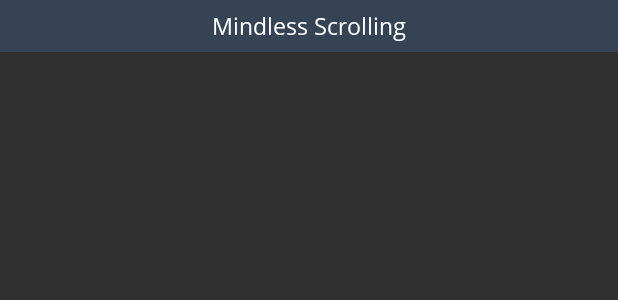
After one commit to peyyalaamala/POC, an Android app: the layout custom_layout.xml on its own in the app's theme, with its tools: preview values and no code run, on a phone screen of 412 x 824 dp. The commit adds this screen. Shown: the top 300 px of the screen. Run offline under Robolectric (Android 15) with nearby library versions, the phone set to English and light mode, and no system bars.

Commit message:
all changes done

```diff
--- a/StopMindlessScrolling/app/src/main/java/com/example/stopmindlessscrolling/utility/AppConstants.java
+++ b/StopMindlessScrolling/app/src/main/java/com/example/stopmindlessscrolling/utility/AppConstants.java
@@ -14,4 +14,5 @@ public class AppConstants {
     public static final String TOPPACKAGENAME = "topPackageName";
     public static final String RECENTLYOPENAPPS = "recentlyOpenApps";
     public static final String ACTIVITIES = "activities";
+    public static final String MOREINFOOPENEDVALIDATION = "MOREINFOOPENEDVALIDATIONValidation";
 }
--- /dev/null
+++ b/StopMindlessScrolling/app/src/main/res/drawable/dot_active.xml
@@ -0,0 +1,5 @@
+<vector android:height="12dp" android:tint="#354355"
+    android:viewportHeight="24" android:viewportWidth="24"
+    android:width="12dp" xmlns:android="http://schemas.android.com/apk/res/android">
+    <path android:fillColor="@android:color/white" android:pathData="M12,12m-10,0a10,10 0,1 1,20 0a10,10 0,1 1,-20 0"/>
+</vector>
--- /dev/null
+++ b/StopMindlessScrolling/app/src/main/res/drawable/dot_inactive.xml
@@ -0,0 +1,5 @@
+<vector android:height="12dp" android:tint="#979797"
+    android:viewportHeight="24" android:viewportWidth="24"
+    android:width="12dp" xmlns:android="http://schemas.android.com/apk/res/android">
+    <path android:fillColor="@android:color/white" android:pathData="M12,12m-10,0a10,10 0,1 1,20 0a10,10 0,1 1,-20 0"/>
+</vector>
--- /dev/null
+++ b/StopMindlessScrolling/app/src/main/res/drawable/ic_cancel.xml
@@ -0,0 +1,5 @@
+<vector android:height="28dp" android:tint="#354355"
+    android:viewportHeight="24" android:viewportWidth="24"
+    android:width="28dp" xmlns:android="http://schemas.android.com/apk/res/android">
+    <path android:fillColor="@android:color/white" android:pathData="M12,2C6.47,2 2,6.47 2,12s4.47,10 10,10 10,-4.47 10,-10S17.53,2 12,2zM17,15.59L15.59,17 12,13.41 8.41,17 7,15.59 10.59,12 7,8.41 8.41,7 12,10.59 15.59,7 17,8.41 13.41,12 17,15.59z"/>
+</vector>
--- /dev/null
+++ b/StopMindlessScrolling/app/src/main/res/layout/custom_layout.xml
@@ -0,0 +1,69 @@
+<?xml version="1.0" encoding="utf-8"?>
+<RelativeLayout xmlns:android="http://schemas.android.com/apk/res/android"
+    android:orientation="vertical"
+    android:background="@color/colorPrimary"
+    android:layout_width="match_parent"
+    android:layout_height="wrap_content">
+
+    <TextView
+        android:id="@+id/textView"
+        android:layout_width="match_parent"
+        android:layout_height="wrap_content"
+        android:layout_centerInParent="true"
+        android:layout_marginTop="@dimen/_10sdp"
+        android:fontFamily="@font/opensans_regular"
+        android:gravity="center"
+        android:text="@string/app_name"
+        android:textColor="@color/white"
+        android:textSize="@dimen/_12sdp" />
+
+    <TextView
+        android:layout_width="match_parent"
+        android:layout_height="wrap_content"
+        android:text="@string/click_more"
+        android:textSize="@dimen/_10sdp"
+        android:layout_marginBottom="@dimen/_10sdp"
+        android:gravity="end"
+        android:visibility="gone"
+        android:layout_marginEnd="@dimen/_10sdp"
+        android:layout_alignParentBottom="true"
+        android:textColor="@color/app_icon_color"
+        android:fontFamily="@font/opensans_regular"
+        android:adjustViewBounds="true"
+        android:id="@+id/textViewClickMore" />
+    <Button
+        android:layout_width="wrap_content"
+        android:layout_height="wrap_content"
+        android:text="@string/explore"
+        android:textSize="@dimen/_10sdp"
+        android:layout_marginBottom="@dimen/_10sdp"
+        android:gravity="center"
+        android:visibility="gone"
+        android:textAllCaps="false"
+        android:layout_marginEnd="@dimen/_10sdp"
+        android:backgroundTint="@color/app_icon_color"
+        android:layout_alignParentBottom="true"
+        android:textColor="@color/black"
+        android:layout_alignParentEnd="true"
+        android:fontFamily="@font/opensans_regular"
+        android:adjustViewBounds="true"
+        android:id="@+id/exploreButton" />
+    <Button
+        android:layout_width="wrap_content"
+        android:layout_height="wrap_content"
+        android:text="@string/take_quiz"
+        android:textSize="@dimen/_10sdp"
+        android:layout_marginBottom="@dimen/_10sdp"
+        android:gravity="center"
+        android:visibility="gone"
+        android:textAllCaps="false"
+        android:layout_marginEnd="@dimen/_10sdp"
+        android:backgroundTint="@color/app_icon_color"
+        android:layout_alignParentBottom="true"
+        android:textColor="@color/black"
+        android:layout_alignParentEnd="true"
+        android:fontFamily="@font/opensans_regular"
+        android:adjustViewBounds="true"
+        android:id="@+id/quizButton" />
+
+</RelativeLayout>
--- a/StopMindlessScrolling/app/src/main/res/values/colors.xml
+++ b/StopMindlessScrolling/app/src/main/res/values/colors.xml
@@ -15,6 +15,7 @@
     <color name="tab_enable">#FFFFFF</color>
     <color name="tab_checked">#3a5ead</color>
     <color name="link_color">#1E88E5</color>
+    <color name="app_icon_color">#A8C9FF</color>
     <color name="tab_unchecked">#979797</color>
     <color name="colorPrimary">#354355</color>
     <color name="colorPrimaryDark">#26303D</color>
@@ -22,5 +23,5 @@
     <color name="colorBackground">#FFFFFF</color>
     <color name="colorTextPrimary">#FFFFFF</color>
     <color name="red">#D6372B</color>
-
+    <color name="light_red">#E53935</color>
 </resources>
--- a/StopMindlessScrolling/app/src/main/res/values/strings.xml
+++ b/StopMindlessScrolling/app/src/main/res/values/strings.xml
@@ -1,8 +1,8 @@
 <resources xmlns:tools="http://schemas.android.com/tools">
-    <string name="app_name">StopMindlessScrolling</string>
+    <string name="app_name">Mindless Scrolling</string>
     <string name="usageAccess">Usage Access Permission</string>
     <string name="accept_permission_string">Accept Permission</string>
-    <string name="ok">Okay</string>
+    <string name="ok">OK</string>
     <string name="usage_stats_hint">You are using Android Version 5.0 and above.
             Please add StopMindlessScrolling to Apps with Usage Access in Device Settings. \n\n Thank you</string>
     <string name="display_over_apps">You are using Android Version 5.0 and above.
@@ -20,4 +20,13 @@
     <string name="app_version">v1.0.1.1</string>
     <string name="powered_by" >Powered by  </string>
     <string name="btn_add_contact"><u>Add new contact</u></string>
+    <string name="click_more"><u>More info</u></string>
+    <string name="dismissed_in">Dismiss in</string>
+    <string name="explore">Explore</string>
+    <string name="take_quiz">Take Quiz</string>
+    <string name="quiz">Quiz</string>
+    <string name="explore_motivational_quotes">Explore Motivational Quotes</string>
+    <string name="explore_articles">Explore Articles</string>
+    <string name="it_s_time_to_do_yoga">It\'s time to do Yoga</string>
+    <string name="sports">Sports</string>
 </resources>
```
Also changed, not shown: StopMindlessScrolling/app/src/main/java/com/example/stopmindlessscrolling/adapter/ConfigureAppsAdapter.java (+8 -1 lines), StopMindlessScrolling/app/src/main/java/com/example/stopmindlessscrolling/adapter/ViewPagerAdapter.java (added, +170 -0 lines), StopMindlessScrolling/app/src/main/java/com/example/stopmindlessscrolling/fragments/SettingsFragment.java (+44 -8 lines), StopMindlessScrolling/app/src/main/java/com/example/stopmindlessscrolling/service/MonitorService.java (+98 -151 lines), StopMindlessScrolling/app/src/main/res/layout/apptimelimit_popup.xml (+13 -1 lines), StopMindlessScrolling/app/src/main/res/layout/quizz_popup.xml (+25 -6 lines), StopMindlessScrolling/app/src/main/res/layout/windowmanager_view.xml (+52 -72 lines).
